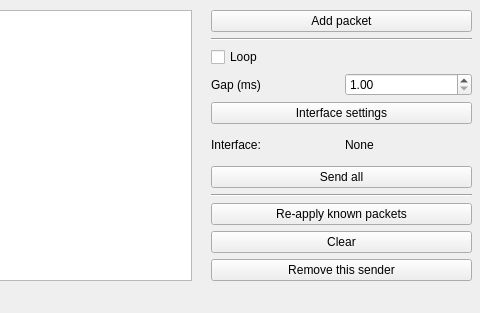
Above: src/ui/SenderTemplate.ui from schutzwerk/CANalyzat0r before the change; both pictures show x 689 to 1169 and y 0 to 313 of the 1169 by 313 pixel window. Below: the same form after it.
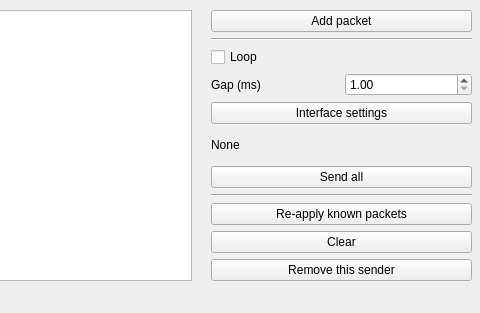
That is the form after the change.

What changed in the file:
```diff
--- a/src/ui/SenderTemplate.ui
+++ b/src/ui/SenderTemplate.ui
@@ -58,13 +58,6 @@
     </rect>
    </property>
    <layout class="QGridLayout" name="gridLayout">
-    <item row="6" column="0">
-     <widget class="QLabel" name="labelSenderXInterfaceDescr">
-      <property name="text">
-       <string>Interface:</string>
-      </property>
-     </widget>
-    </item>
     <item row="1" column="0" colspan="2">
      <widget class="Line" name="line">
       <property name="orientation">
@@ -103,13 +96,6 @@
       </property>
      </widget>
     </item>
-    <item row="6" column="1">
-     <widget class="QLabel" name="labelSenderXInterfaceValue">
-      <property name="text">
-       <string>None</string>
-      </property>
-     </widget>
-    </item>
     <item row="11" column="0" colspan="2">
      <widget class="QPushButton" name="buttonSenderXDataClear">
       <property name="text">
@@ -152,6 +138,13 @@
       </property>
      </widget>
     </item>
+    <item row="6" column="0" colspan="2">
+     <widget class="QLabel" name="labelSenderXInterfaceValue">
+      <property name="text">
+       <string>None</string>
+      </property>
+     </widget>
+    </item>
    </layout>
   </widget>
  </widget>
```
